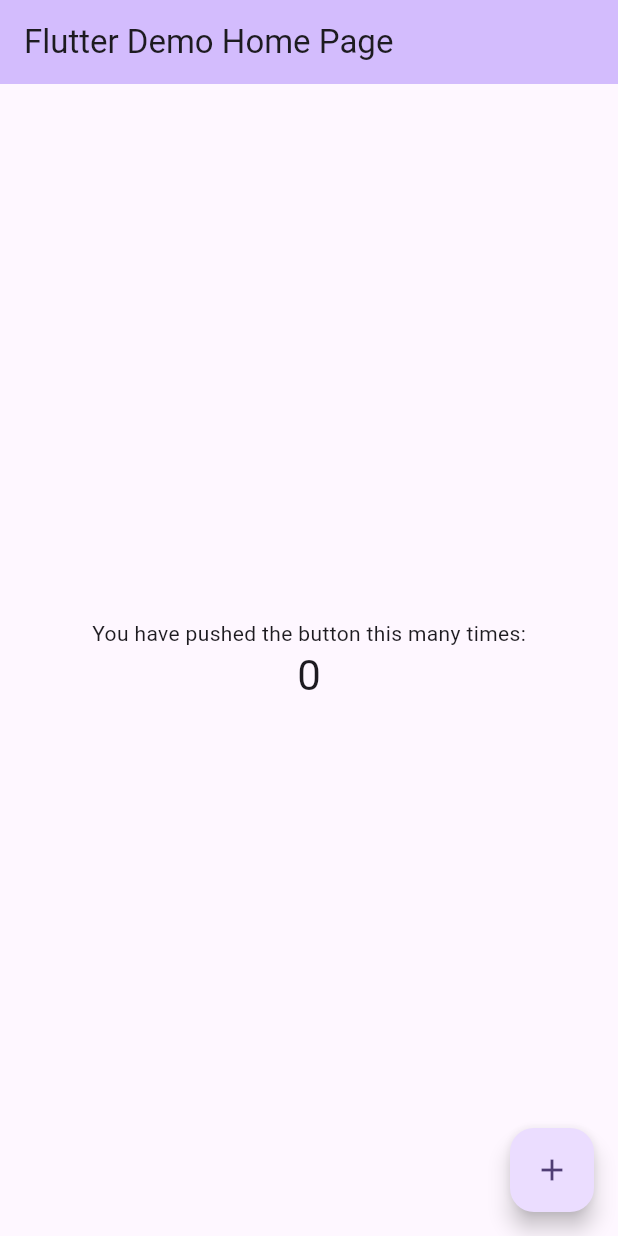
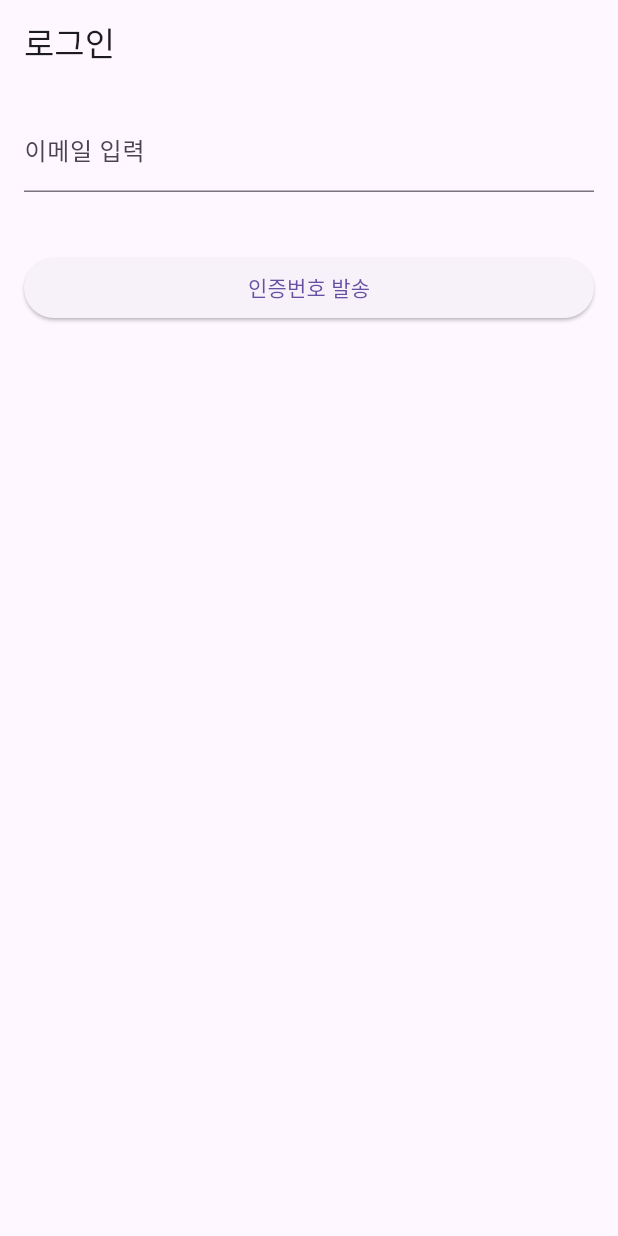
Before and after one commit to hackyeon/book_forest, a Flutter app: the screen it shows after launch, on a phone screen of 412 x 824 dp. Run offline on Flutter 3.47's test engine with Material 3 defaults, Android fonts, the phone set to English and light mode, and no system bars.

Commit message:
기본 화면

```diff
--- a/lib/main.dart
+++ b/lib/main.dart
@@ -1,125 +1,19 @@
 import 'package:flutter/material.dart';
+import 'screens/splash_screen.dart';
 
 void main() {
-  runApp(const MyApp());
+  runApp(MyApp());
 }
 
 class MyApp extends StatelessWidget {
-  const MyApp({super.key});
-
-  // This widget is the root of your application.
   @override
   Widget build(BuildContext context) {
     return MaterialApp(
-      title: 'Flutter Demo',
+      title: '북숲',
       theme: ThemeData(
-        // This is the theme of your application.
-        //
-        // TRY THIS: Try running your application with "flutter run". You'll see
-        // the application has a purple toolbar. Then, without quitting the app,
-        // try changing the seedColor in the colorScheme below to Colors.green
-        // and then invoke "hot reload" (save your changes or press the "hot
-        // reload" button in a Flutter-supported IDE, or press "r" if you used
-        // the command line to start the app).
-        //
-        // Notice that the counter didn't reset back to zero; the application
-        // state is not lost during the reload. To reset the state, use hot
-        // restart instead.
-        //
-        // This works for code too, not just values: Most code changes can be
-        // tested with just a hot reload.
-        colorScheme: ColorScheme.fromSeed(seedColor: Colors.deepPurple),
-        useMaterial3: true,
+        primarySwatch: Colors.blue,
       ),
-      home: const MyHomePage(title: 'Flutter Demo Home Page'),
+      home: SplashScreen(),
     );
   }
 }
-
-class MyHomePage extends StatefulWidget {
-  const MyHomePage({super.key, required this.title});
-
-  // This widget is the home page of your application. It is stateful, meaning
-  // that it has a State object (defined below) that contains fields that affect
-  // how it looks.
-
-  // This class is the configuration for the state. It holds the values (in this
-  // case the title) provided by the parent (in this case the App widget) and
-  // used by the build method of the State. Fields in a Widget subclass are
-  // always marked "final".
-
-  final String title;
-
-  @override
-  State<MyHomePage> createState() => _MyHomePageState();
-}
-
-class _MyHomePageState extends State<MyHomePage> {
-  int _counter = 0;
-
-  void _incrementCounter() {
-    setState(() {
-      // This call to setState tells the Flutter framework that something has
-      // changed in this State, which causes it to rerun the build method below
-      // so that the display can reflect the updated values. If we changed
-      // _counter without calling setState(), then the build method would not be
-      // called again, and so nothing would appear to happen.
-      _counter++;
-    });
-  }
-
-  @override
-  Widget build(BuildContext context) {
-    // This method is rerun every time setState is called, for instance as done
-    // by the _incrementCounter method above.
-    //
-    // The Flutter framework has been optimized to make rerunning build methods
-    // fast, so that you can just rebuild anything that needs updating rather
-    // than having to individually change instances of widgets.
-    return Scaffold(
-      appBar: AppBar(
-        // TRY THIS: Try changing the color here to a specific color (to
-        // Colors.amber, perhaps?) and trigger a hot reload to see the AppBar
-        // change color while the other colors stay the same.
-        backgroundColor: Theme.of(context).colorScheme.inversePrimary,
-        // Here we take the value from the MyHomePage object that was created by
-        // the App.build method, and use it to set our appbar title.
-        title: Text(widget.title),
-      ),
-      body: Center(
-        // Center is a layout widget. It takes a single child and positions it
-        // in the middle of the parent.
-        child: Column(
-          // Column is also a layout widget. It takes a list of children and
-          // arranges them vertically. By default, it sizes itself to fit its
-          // children horizontally, and tries to be as tall as its parent.
-          //
-          // Column has various properties to control how it sizes itself and
-          // how it positions its children. Here we use mainAxisAlignment to
-          // center the children vertically; the main axis here is the vertical
-          // axis because Columns are vertical (the cross axis would be
-          // horizontal).
-          //
-          // TRY THIS: Invoke "debug painting" (choose the "Toggle Debug Paint"
-          // action in the IDE, or press "p" in the console), to see the
-          // wireframe for each widget.
-          mainAxisAlignment: MainAxisAlignment.center,
-          children: <Widget>[
-            const Text(
-              'You have pushed the button this many times:',
-            ),
-            Text(
-              '$_counter',
-              style: Theme.of(context).textTheme.headlineMedium,
-            ),
-          ],
-        ),
-      ),
-      floatingActionButton: FloatingActionButton(
-        onPressed: _incrementCounter,
-        tooltip: 'Increment',
-        child: const Icon(Icons.add),
-      ), // This trailing comma makes auto-formatting nicer for build methods.
-    );
-  }
-}
--- /dev/null
+++ b/lib/screens/login_screen.dart
@@ -0,0 +1,67 @@
+import 'package:book_forest/screens/post_list_screen.dart';
+import 'package:flutter/material.dart';
+
+class LoginScreen extends StatefulWidget {
+  @override
+  _LoginScreenState createState() => _LoginScreenState();
+}
+
+class _LoginScreenState extends State<LoginScreen> {
+  final _emailController = TextEditingController();
+  final _codeController = TextEditingController();
+  bool _isCodeSent = false;
+
+  _sendVerificationCode() {
+    // 여기에 인증 코드 발송 API를 추가하세요.
+    setState(() {
+      _isCodeSent = true;
+    });
+  }
+
+  _verifyCode() {
+    // 여기에 인증 코드 확인 API를 추가하세요.
+    if (_codeController.text.isNotEmpty) {
+      // 인증이 성공하면 다음 화면으로 이동.
+      Navigator.pushReplacement(
+        context,
+        MaterialPageRoute(builder: (context) => PostListScreen()),
+      );
+    }
+  }
+
+  @override
+  Widget build(BuildContext context) {
+    return Scaffold(
+      appBar: AppBar(
+        title: Text('로그인'),
+      ),
+      body: Padding(
+        padding: const EdgeInsets.all(16.0),
+        child: Column(
+          crossAxisAlignment: CrossAxisAlignment.stretch,
+          children: [
+            TextField(
+              controller: _emailController,
+              decoration: InputDecoration(
+                labelText: '이메일 입력',
+              ),
+            ),
+            SizedBox(height: 20),
+            if (_isCodeSent)
+              TextField(
+                controller: _codeController,
+                decoration: InputDecoration(
+                  labelText: '인증번호 입력',
+                ),
+              ),
+            SizedBox(height: 20),
+            ElevatedButton(
+              onPressed: _isCodeSent ? _verifyCode : _sendVerificationCode,
+              child: Text(_isCodeSent ? '인증번호 확인' : '인증번호 발송'),
+            ),
+          ],
+        ),
+      ),
+    );
+  }
+}
```
Also changed, not shown: lib/screens/post_create_screen.dart (added, +55 -0 lines), lib/screens/post_detail_screen.dart (added, +43 -0 lines), lib/screens/post_list_screen.dart (added, +39 -0 lines), lib/screens/splash_screen.dart (added, +38 -0 lines).
